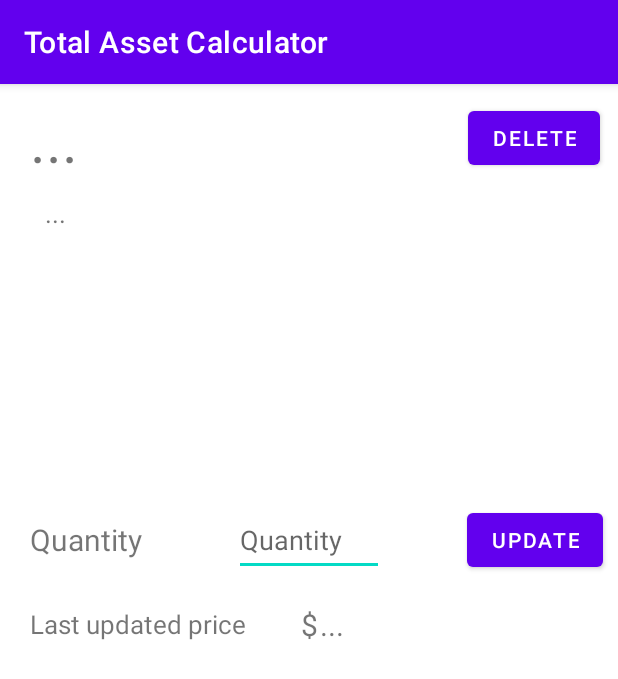
After one commit to devils2ndself/total-asset-calculator, an Android app: the AssetDetailsActivity screen opened directly, with no data from a screen before it, on a phone screen of 412 x 824 dp. The commit adds this screen. Shown: the top 679 px of the screen. Run offline under Robolectric (Android 15) with nearby library versions, the phone set to English and light mode, and no system bars; our stand-ins replace Room's generated code; 1 statement that could not run was skipped.

Commit message:
asset details with update and delete

```diff
--- /dev/null
+++ b/app/src/main/res/layout/activity_asset_details.xml
@@ -0,0 +1,113 @@
+<?xml version="1.0" encoding="utf-8"?>
+<androidx.constraintlayout.widget.ConstraintLayout xmlns:android="http://schemas.android.com/apk/res/android"
+    xmlns:app="http://schemas.android.com/apk/res-auto"
+    xmlns:tools="http://schemas.android.com/tools"
+    android:layout_width="match_parent"
+    android:layout_height="match_parent"
+    tools:context=".AssetDetailsActivity">
+
+    <TextView
+        android:id="@+id/asset_details_name"
+        android:layout_width="wrap_content"
+        android:layout_height="wrap_content"
+        android:text="..."
+        android:textSize="40sp"
+        android:layout_marginTop="10sp"
+        android:layout_marginHorizontal="20sp"
+        app:layout_constraintStart_toStartOf="parent"
+        app:layout_constraintTop_toTopOf="parent" />
+
+    <Button
+        android:id="@+id/asset_details_delete_button"
+        android:layout_width="wrap_content"
+        android:layout_height="wrap_content"
+        android:layout_margin="12sp"
+        android:text="@string/delete"
+        app:layout_constraintEnd_toEndOf="parent"
+        app:layout_constraintTop_toTopOf="parent" />
+
+    <TextView
+        android:id="@+id/asset_details_type"
+        android:layout_width="wrap_content"
+        android:layout_height="wrap_content"
+        android:text="..."
+        android:textSize="17.5sp"
+        android:layout_marginTop="10sp"
+        android:layout_marginHorizontal="30sp"
+        app:layout_constraintStart_toStartOf="parent"
+        app:layout_constraintTop_toBottomOf="@+id/asset_details_name" />
+
+    <TextView
+        android:id="@+id/asset_details_quantity"
+        android:layout_width="wrap_content"
+        android:layout_height="wrap_content"
+        android:layout_marginStart="20sp"
+        android:text="@string/quantity"
+        android:textSize="20sp"
+        app:layout_constraintBottom_toTopOf="@+id/guideline5"
+        app:layout_constraintStart_toStartOf="parent"
+        app:layout_constraintTop_toTopOf="parent" />
+
+    <EditText
+        android:id="@+id/asset_details_quantity_edit"
+        android:layout_width="100sp"
+        android:layout_height="wrap_content"
+        android:ems="10"
+        android:inputType="numberDecimal"
+        android:minHeight="48dp"
+        android:hint="@string/quantity"
+        app:layout_constraintBottom_toBottomOf="@+id/asset_details_quantity"
+        app:layout_constraintEnd_toEndOf="parent"
+        app:layout_constraintStart_toStartOf="parent"
+        app:layout_constraintTop_toTopOf="@+id/asset_details_quantity" />
+
+    <Button
+        android:id="@+id/asset_details_update_button"
+        android:layout_width="wrap_content"
+        android:layout_height="wrap_content"
+        android:layout_marginHorizontal="10sp"
+        android:text="@string/update"
+        app:layout_constraintBottom_toBottomOf="@+id/asset_details_quantity"
+        app:layout_constraintEnd_toEndOf="parent"
+        app:layout_constraintTop_toTopOf="@+id/asset_details_quantity" />
+
+    <TextView
+        android:id="@+id/price_label"
+        android:layout_width="wrap_content"
+        android:layout_height="wrap_content"
+        android:text="@string/last_updated_price"
+        android:textSize="17.5sp"
+        android:layout_marginTop="20sp"
+        android:layout_marginHorizontal="20sp"
+        app:layout_constraintStart_toStartOf="parent"
+        app:layout_constraintTop_toBottomOf="@+id/asset_details_quantity_edit" />
+
+    <TextView
+        android:id="@+id/price_dollar_sign"
+        android:layout_width="wrap_content"
+        android:layout_height="wrap_content"
+        android:text="@string/dollar_sign"
+        android:textSize="20sp"
+        app:layout_constraintBottom_toBottomOf="@+id/price_label"
+        app:layout_constraintEnd_toEndOf="parent"
+        app:layout_constraintStart_toStartOf="parent"
+        app:layout_constraintTop_toTopOf="@+id/price_label" />
+
+    <TextView
+        android:id="@+id/asset_details_price"
+        android:layout_width="wrap_content"
+        android:layout_height="wrap_content"
+        android:layout_marginStart="1sp"
+        android:text="..."
+        android:textSize="20sp"
+        app:layout_constraintStart_toEndOf="@+id/price_dollar_sign"
+        app:layout_constraintTop_toTopOf="@+id/price_dollar_sign" />
+
+    <androidx.constraintlayout.widget.Guideline
+        android:id="@+id/guideline5"
+        android:layout_width="wrap_content"
+        android:layout_height="wrap_content"
+        android:orientation="horizontal"
+        app:layout_constraintGuide_percent="0.79" />
+
+</androidx.constraintlayout.widget.ConstraintLayout>
--- a/app/src/main/res/values/strings.xml
+++ b/app/src/main/res/values/strings.xml
@@ -15,4 +15,7 @@
     <string name="name_empty_error">Name cannot be empty!</string>
     <string name="invalid_type_error">Invalid type!</string>
     <string name="quantity_empty_error">Quantity cannot be empty!</string>
+    <string name="delete">Delete</string>
+    <string name="last_updated_price">Last updated price</string>
+    <string name="update">Update</string>
 </resources>
```
Also changed, not shown: app/src/main/AndroidManifest.xml (+7 -4 lines), app/src/main/java/com/example/finalproject/AddAssetActivity.java (+13 -0 lines), app/src/main/java/com/example/finalproject/AssetDAO.java (+6 -2 lines), app/src/main/java/com/example/finalproject/AssetDetailsActivity.java (added, +91 -0 lines), app/src/main/java/com/example/finalproject/AssetsListActivity.java (+15 -2 lines), app/src/main/java/com/example/finalproject/DatabaseManager.java (+48 -0 lines), app/src/main/java/com/example/finalproject/MainActivity.java (+9 -0 lines), 1 other file.
